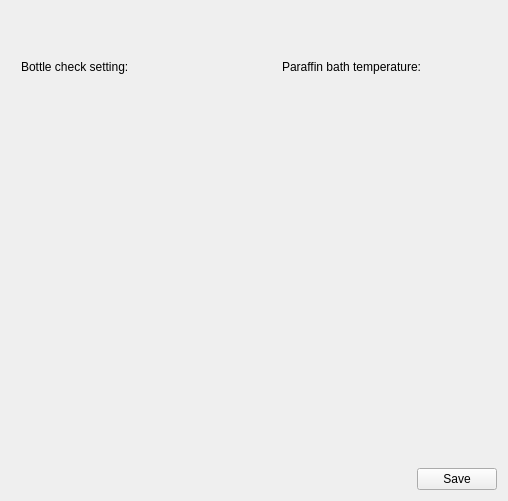
Above: HimalayaMain/Gui/Components/Settings/Forms/SystemSetupSettingsWidget.ui from Liyezhong/Master before the change. Below: the same form after it.
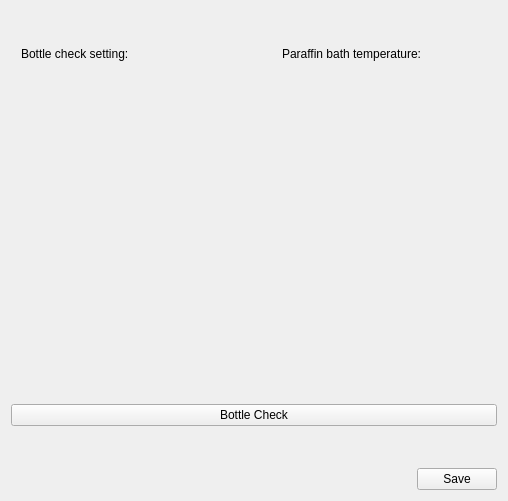
That is the form after the change. Custom widgets are drawn as their Qt base class.

Commit message: Added BottleCheck command.

What changed in the file:
```diff
--- a/HimalayaMain/Gui/Components/Settings/Forms/SystemSetupSettingsWidget.ui
+++ b/HimalayaMain/Gui/Components/Settings/Forms/SystemSetupSettingsWidget.ui
@@ -176,6 +176,13 @@
      </item>
     </layout>
    </item>
+   <item>
+    <widget class="QPushButton" name="btnBottleCheck">
+     <property name="text">
+      <string>Bottle Check</string>
+     </property>
+    </widget>
+   </item>
    <item>
     <spacer name="verticalSpacer_3">
      <property name="orientation">
```
The commit also changes 11 other files.
